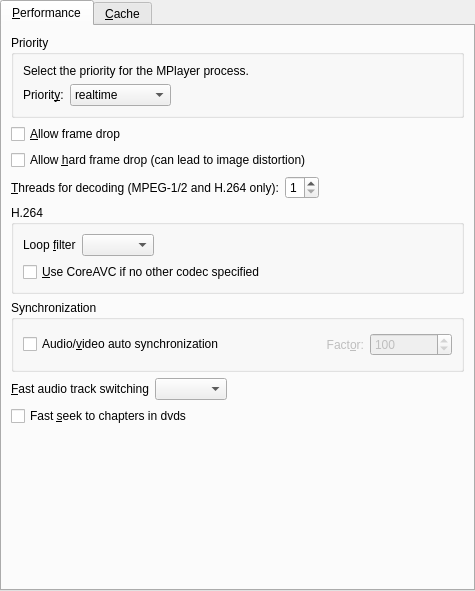
The window that src/prefperformance.ui (wilbert2000/wzplayer) describes before a commit, drawn with Qt 5.
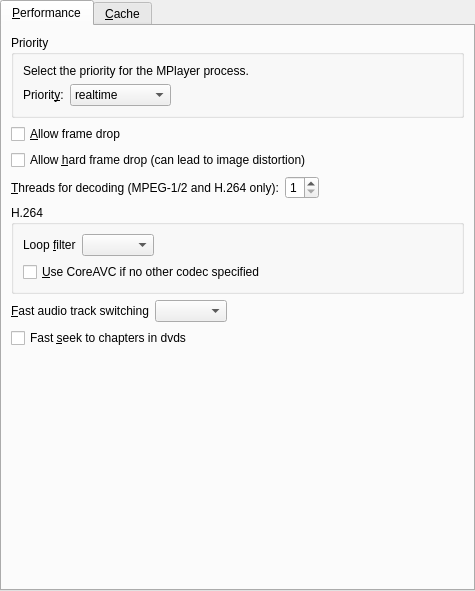
The same window after the commit. Custom widgets are drawn as their Qt base class.

Commit message: The option "Audio/video auto synchronization" has been moved from Preferences -> Performance to Preferences -> General -> Audio.

What changed in the file:
```diff
--- a/src/prefperformance.ui
+++ b/src/prefperformance.ui
@@ -296,107 +296,6 @@
          </layout>
         </widget>
        </item>
-       <item>
-        <widget class="QGroupBox" name="groupBox_3" >
-         <property name="title" >
-          <string>Synchronization</string>
-         </property>
-         <layout class="QHBoxLayout" >
-          <property name="spacing" >
-           <number>6</number>
-          </property>
-          <property name="leftMargin" >
-           <number>9</number>
-          </property>
-          <property name="topMargin" >
-           <number>9</number>
-          </property>
-          <property name="rightMargin" >
-           <number>9</number>
-          </property>
-          <property name="bottomMargin" >
-           <number>9</number>
-          </property>
-          <item>
-           <widget class="QCheckBox" name="autosync_check" >
-            <property name="text" >
-             <string>Audio/&amp;video auto synchronization</string>
-            </property>
-           </widget>
-          </item>
-          <item>
-           <layout class="QHBoxLayout" >
-            <property name="spacing" >
-             <number>6</number>
-            </property>
-            <property name="leftMargin" >
-             <number>0</number>
-            </property>
-            <property name="topMargin" >
-             <number>0</number>
-            </property>
-            <property name="rightMargin" >
-             <number>0</number>
-            </property>
-            <property name="bottomMargin" >
-             <number>0</number>
-            </property>
-            <item>
-             <spacer>
-              <property name="orientation" >
-               <enum>Qt::Horizontal</enum>
-              </property>
-              <property name="sizeType" >
-               <enum>QSizePolicy::Preferred</enum>
-              </property>
-              <property name="sizeHint" >
-               <size>
-                <width>40</width>
-                <height>31</height>
-               </size>
-              </property>
-             </spacer>
-            </item>
-            <item>
-             <widget class="QLabel" name="factor_label" >
-              <property name="enabled" >
-               <bool>false</bool>
-              </property>
-              <property name="text" >
-               <string>Fact&amp;or:</string>
-              </property>
-              <property name="alignment" >
-               <set>Qt::AlignRight|Qt::AlignTrailing|Qt::AlignVCenter</set>
-              </property>
-              <property name="wordWrap" >
-               <bool>false</bool>
-              </property>
-              <property name="buddy" >
-               <cstring>autosync_spin</cstring>
-              </property>
-             </widget>
-            </item>
-            <item>
-             <widget class="QSpinBox" name="autosync_spin" >
-              <property name="enabled" >
-               <bool>false</bool>
-              </property>
-              <property name="minimum" >
-               <number>0</number>
-              </property>
-              <property name="maximum" >
-               <number>1000</number>
-              </property>
-              <property name="value" >
-               <number>100</number>
-              </property>
-             </widget>
-            </item>
-           </layout>
-          </item>
-         </layout>
-        </widget>
-       </item>
        <item>
         <layout class="QHBoxLayout" >
          <property name="spacing" >
```
Left out of the diff: 37 changed lines with no effect on the pictures. The commit also changes 5 other files.
